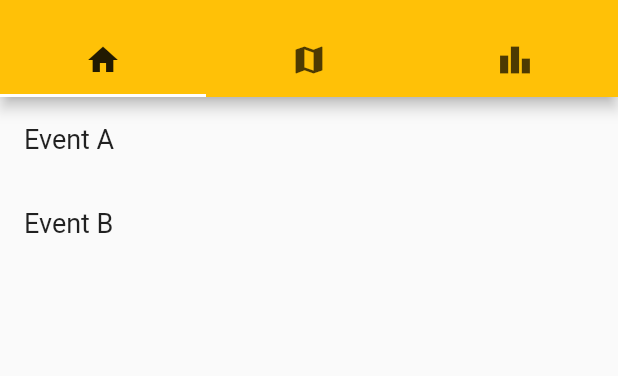
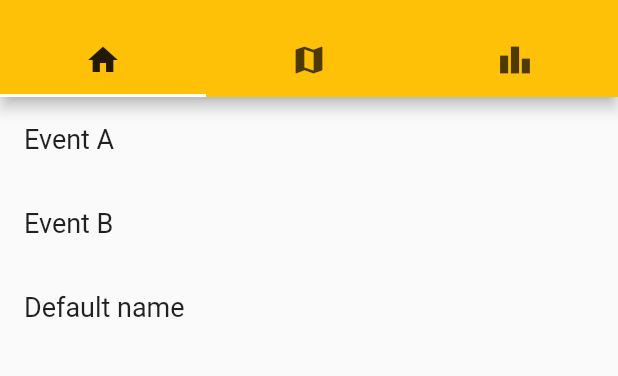
Before and after one commit to Tohwx/hackgt8-eaugazooz, a Flutter app: the screen it shows after launch, on a phone screen of 412 x 824 dp, the part 59-435 px from its top. Run offline on Flutter 3.47's test engine with Material 2 defaults, Android fonts, the phone set to English and light mode, and no system bars.

Commit message:
figured out constructors

```diff
--- a/lib/classes.dart
+++ b/lib/classes.dart
@@ -1,8 +1,9 @@
 import 'package:flutter/material.dart';
 
 List<Event> items = [
-  Event("Event A", "Yes", true, true, 1.0),
-  Event("Event B", "Yes", true, true, 1.0)
+  Event.withParams("Event A", "Yes", true, true, 1.0),
+  Event.withParams("Event B", "Yes", true, true, 1.0),
+  Event()
 ];
 
 const _biggerFont = const TextStyle(fontSize: 18.0);
@@ -18,7 +19,10 @@ class Event {
 
   double progress = 1.0;
 
-  Event(this.name, this.type, this.hasFood, this.hasSwag, this.progress);
+  Event();
+
+  Event.withParams(
+      this.name, this.type, this.hasFood, this.hasSwag, this.progress);
 }
 
 // List of events to display
```
